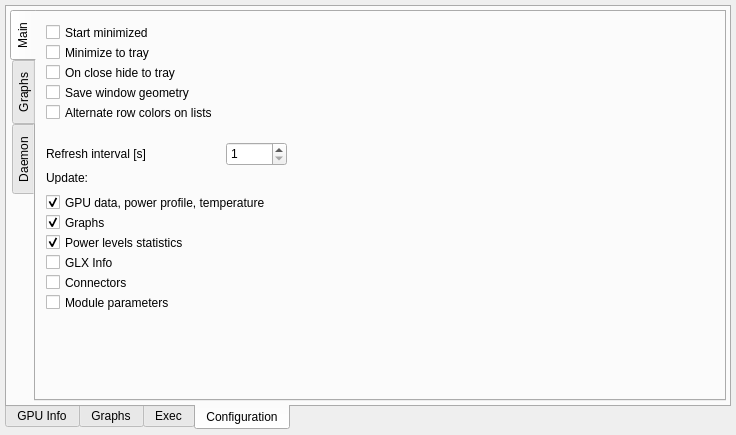
Qt form radeon-profile/radeon_profile.ui (marazmista/radeon-profile) before a commit.
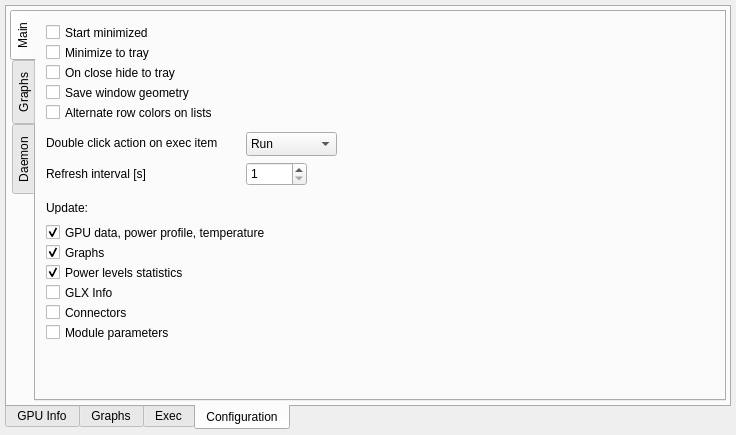
The same form after that commit. The open tabs and pages were chosen to show the change. Icons and pictures are not drawn. Custom widgets are drawn as their Qt base class.

Commit message: addede config for double click action on exec item

Diff of the .ui file:
```diff
--- a/radeon-profile/radeon_profile.ui
+++ b/radeon-profile/radeon_profile.ui
@@ -2228,7 +2228,7 @@
             <property name="geometry">
              <rect>
               <x>10</x>
-              <y>130</y>
+              <y>150</y>
               <width>161</width>
               <height>24</height>
              </rect>
@@ -2240,8 +2240,8 @@
            <widget class="QDoubleSpinBox" name="spin_timerInterval">
             <property name="geometry">
              <rect>
-              <x>190</x>
-              <y>130</y>
+              <x>210</x>
+              <y>150</y>
               <width>61</width>
               <height>24</height>
              </rect>
@@ -2263,7 +2263,7 @@
             <property name="geometry">
              <rect>
               <x>10</x>
-              <y>160</y>
+              <y>190</y>
               <width>289</width>
               <height>12</height>
              </rect>
@@ -2282,7 +2282,7 @@
             <property name="geometry">
              <rect>
               <x>10</x>
-              <y>180</y>
+              <y>210</y>
               <width>289</width>
               <height>21</height>
              </rect>
@@ -2304,7 +2304,7 @@
             <property name="geometry">
              <rect>
               <x>10</x>
-              <y>200</y>
+              <y>230</y>
               <width>289</width>
               <height>21</height>
              </rect>
@@ -2326,7 +2326,7 @@
             <property name="geometry">
              <rect>
               <x>10</x>
-              <y>220</y>
+              <y>250</y>
               <width>289</width>
               <height>21</height>
              </rect>
@@ -2342,7 +2342,7 @@
             <property name="geometry">
              <rect>
               <x>10</x>
-              <y>240</y>
+              <y>270</y>
               <width>289</width>
               <height>21</height>
              </rect>
@@ -2361,7 +2361,7 @@
             <property name="geometry">
              <rect>
               <x>10</x>
-              <y>260</y>
+              <y>290</y>
               <width>289</width>
               <height>21</height>
              </rect>
@@ -2380,7 +2380,7 @@
             <property name="geometry">
              <rect>
               <x>10</x>
-              <y>280</y>
+              <y>310</y>
               <width>289</width>
               <height>21</height>
              </rect>
@@ -2395,6 +2395,42 @@
              <string>Module parameters</string>
             </property>
            </widget>
+           <widget class="QComboBox" name="cb_execDbcAction">
+            <property name="geometry">
+             <rect>
+              <x>210</x>
+              <y>120</y>
+              <width>91</width>
+              <height>24</height>
+             </rect>
+            </property>
+            <property name="currentText">
+             <string>Run</string>
+            </property>
+            <item>
+             <property name="text">
+              <string>Run</string>
+             </property>
+            </item>
+            <item>
+             <property name="text">
+              <string>Edit</string>
+             </property>
+            </item>
+           </widget>
+           <widget class="QLabel" name="label_16">
+            <property name="geometry">
+             <rect>
+              <x>10</x>
+              <y>120</y>
+              <width>181</width>
+              <height>21</height>
+             </rect>
+            </property>
+            <property name="text">
+             <string>Double click action on exec item</string>
+            </property>
+           </widget>
           </widget>
           <widget class="QWidget" name="tab_graphsConfig">
            <attribute name="title">
```
Left out of the diff: 2 changed lines with no effect on the pictures. The commit also changes 4 other files.
